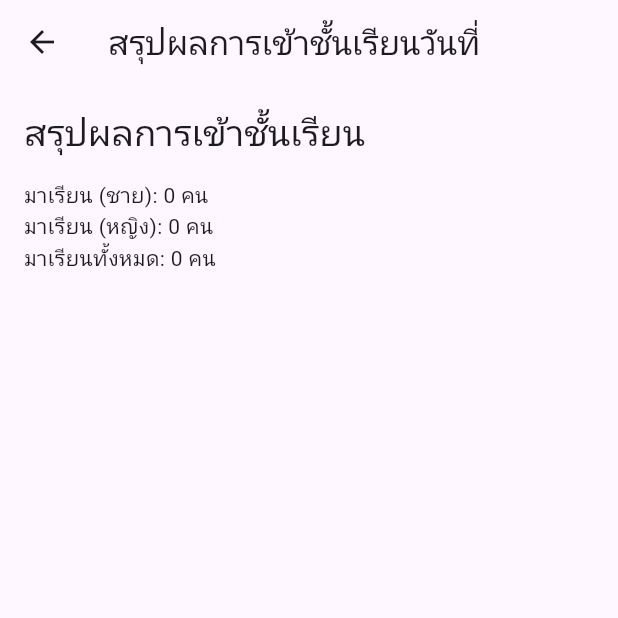
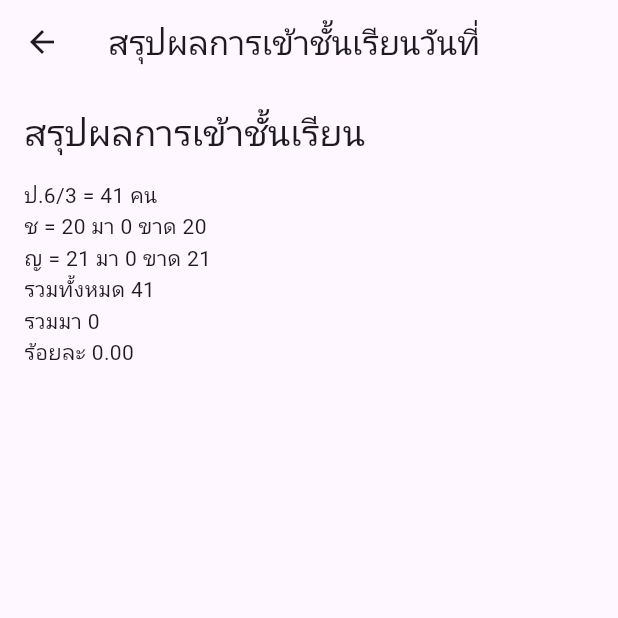
Before and after one commit to pollycode1/classmanager, a Flutter app: the AttendanceSummaryScreen screen opened directly with empty values, on a phone screen of 412 x 824 dp, the top half of it. Run offline on Flutter 3.47's test engine with Material 3 defaults, Android fonts, the phone set to English and light mode, and no system bars; our stand-ins replace device_preview, hive_flutter; accounts and stored records are empty.

Commit message:
ใช้หน้าสรุปได้

```diff
--- a/lib/main.dart
+++ b/lib/main.dart
@@ -474,6 +474,20 @@ class AttendanceSummaryScreen extends StatelessWidget {
     Map<String, dynamic> summary = Map<String, dynamic>.from(
         summaryBox.get(date, defaultValue: {}));
 
+    int totalStudents = 41; // Example total number of students
+    int maleTotal = 20; // Example total number of male students
+    int femaleTotal = 21; // Example total number of female students
+
+    int malePresent = summary['malePresent'] is int
+        ? summary['malePresent']
+        : int.tryParse(summary['malePresent'] ?? '0') ?? 0;
+    int femalePresent = summary['femalePresent'] is int
+        ? summary['femalePresent']
+        : int.tryParse(summary['femalePresent'] ?? '0') ?? 0;
+
+    int totalPresent = malePresent + femalePresent;
+    double attendancePercentage = (totalPresent / totalStudents) * 100;
+
     return Scaffold(
       appBar: AppBar(title: Text('สรุปผลการเข้าชั้นเรียนวันที่ $date')),
       body: Padding(
@@ -486,9 +500,12 @@ class AttendanceSummaryScreen extends StatelessWidget {
               style: Theme.of(context).textTheme.headlineSmall,
             ),
             const SizedBox(height: 16),
-            Text('มาเรียน (ชาย): ${summary['malePresent'] ?? '0'} คน'),
-            Text('มาเรียน (หญิง): ${summary['femalePresent'] ?? '0'} คน'),
-            Text('มาเรียนทั้งหมด: ${summary['totalPresent'] ?? '0'} คน'),
+            Text('ป.6/3 = $totalStudents คน'),
+            Text('ช = $maleTotal มา $malePresent ขาด ${maleTotal - malePresent}'),
+            Text('ญ = $femaleTotal มา $femalePresent ขาด ${femaleTotal - femalePresent}'),
+            Text('รวมทั้งหมด $totalStudents'),
+            Text('รวมมา $totalPresent'),
+            Text('ร้อยละ ${attendancePercentage.toStringAsFixed(2)}'),
           ],
         ),
       ),
```
